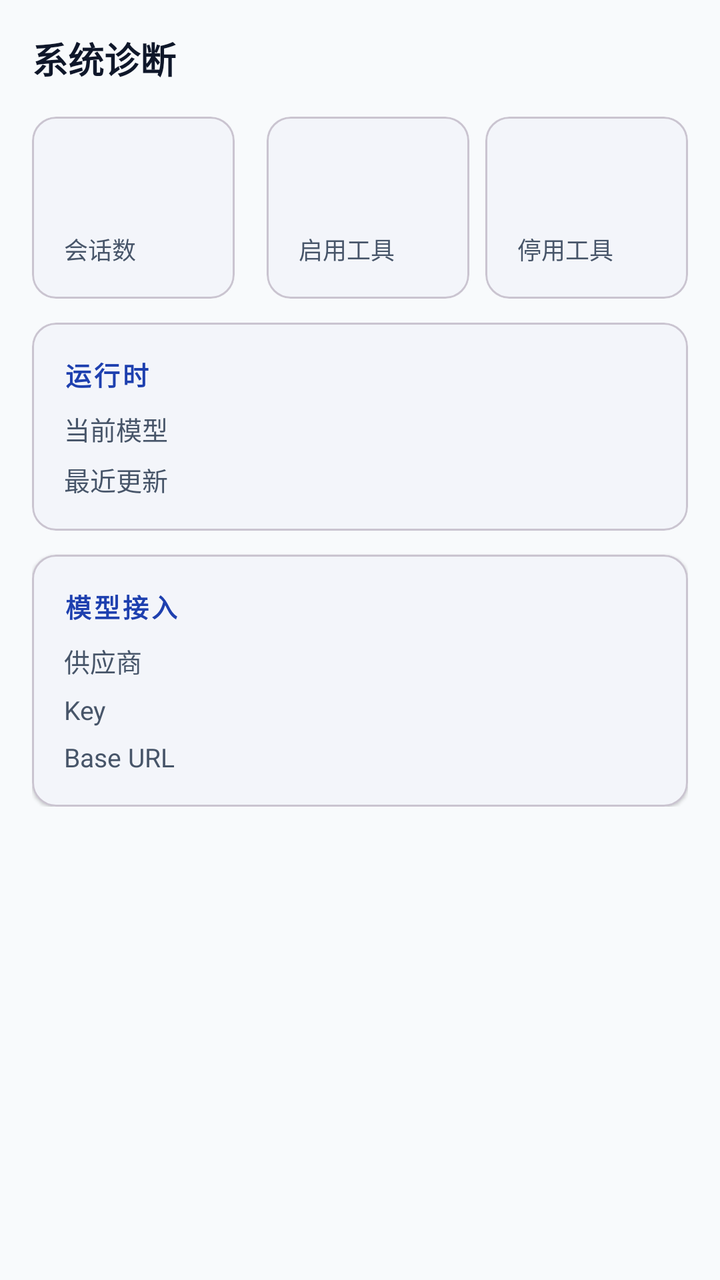
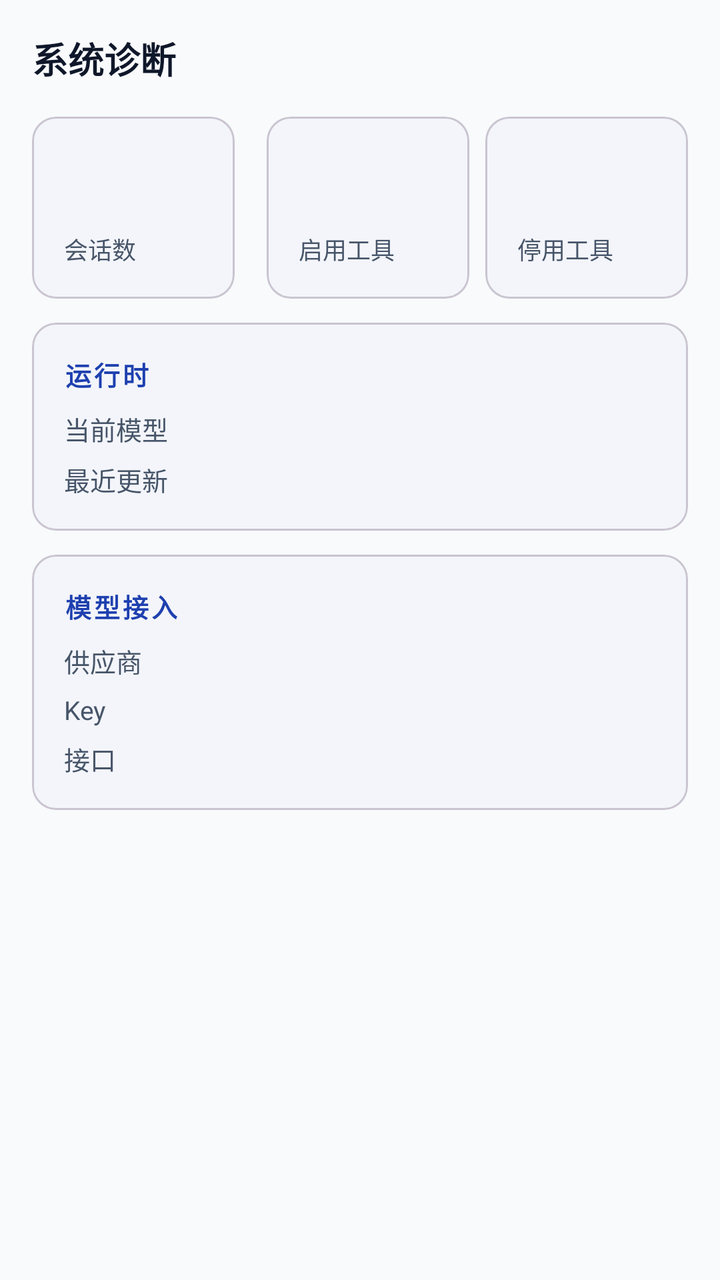

Screens rendered from an Android XML layout before and after an edit, with the pre-edit source and the edit as a unified diff.
<!-- AndroidManifest.xml: application theme AppTheme -->
<!-- res/layout/fragment_reports.xml -->
<?xml version="1.0" encoding="utf-8"?>
<ScrollView xmlns:android="http://schemas.android.com/apk/res/android"
    xmlns:app="http://schemas.android.com/apk/res-auto"
    android:id="@+id/reports_scroll"
    android:layout_width="match_parent"
    android:layout_height="match_parent"
    android:background="?android:colorBackground">

    <LinearLayout
        android:layout_width="match_parent"
        android:layout_height="wrap_content"
        android:orientation="vertical"
        android:padding="16dp">

        <LinearLayout
            android:layout_width="match_parent"
            android:layout_height="wrap_content"
            android:orientation="horizontal"
            android:gravity="center_vertical">

            <TextView
                android:layout_width="0dp"
                android:layout_height="wrap_content"
                android:layout_weight="1"
                android:text="系统诊断"
                android:textSize="18sp"
                android:textStyle="bold"
                android:textColor="?attr/colorOnSurface" />

            <ProgressBar
                android:id="@+id/reports_progress"
                android:layout_width="20dp"
                android:layout_height="20dp"
                android:layout_marginEnd="10dp"
                android:visibility="gone" />
        </LinearLayout>

        <LinearLayout
            android:layout_width="match_parent"
            android:layout_height="wrap_content"
            android:orientation="horizontal"
            android:layout_marginTop="16dp">

            <com.google.android.material.card.MaterialCardView
                android:layout_width="0dp"
                android:layout_height="wrap_content"
                android:layout_weight="1"
                android:layout_marginEnd="8dp"
                app:cardCornerRadius="12dp"
                app:cardElevation="1dp"
                app:cardBackgroundColor="?attr/colorSurface">

                <LinearLayout
                    android:layout_width="match_parent"
                    android:layout_height="wrap_content"
                    android:orientation="vertical"
                    android:padding="16dp">
                    <TextView
                        android:id="@+id/reports_sessions"
                        android:layout_width="wrap_content"
                        android:layout_height="wrap_content"
                        android:textSize="28sp"
                        android:textStyle="bold"
                        android:textColor="@color/seed_blue" />
                    <TextView
                        android:layout_width="wrap_content"
                        android:layout_height="wrap_content"
                        android:layout_marginTop="4dp"
                        android:text="@string/reports_sessions"
                        android:textSize="12sp"
                        android:textColor="?attr/colorOnSurfaceVariant" />
                </LinearLayout>
            </com.google.android.material.card.MaterialCardView>

            <com.google.android.material.card.MaterialCardView
                android:layout_width="0dp"
                android:layout_height="wrap_content"
                android:layout_weight="1"
                android:layout_marginStart="8dp"
                app:cardCornerRadius="12dp"
                app:cardElevation="1dp"
                app:cardBackgroundColor="?attr/colorSurface">

                <LinearLayout
                    android:layout_width="match_parent"
                    android:layout_height="wrap_content"
                    android:orientation="vertical"
                    android:padding="16dp">
                    <TextView
                        android:id="@+id/reports_tools_enabled"
                        android:layout_width="wrap_content"
                        android:layout_height="wrap_content"
                        android:textSize="28sp"
                        android:textStyle="bold"
                        android:textColor="@color/status_done" />
                    <TextView
                        android:layout_width="wrap_content"
                        android:layout_height="wrap_content"
                        android:layout_marginTop="4dp"
                        android:text="@string/reports_tools_enabled"
                        android:textSize="12sp"
                        android:textColor="?attr/colorOnSurfaceVariant" />
                </LinearLayout>
            </com.google.android.material.card.MaterialCardView>

            <com.google.android.material.card.MaterialCardView
                android:layout_width="0dp"
                android:layout_height="wrap_content"
                android:layout_weight="1"
                android:layout_marginStart="8dp"
                app:cardCornerRadius="12dp"
                app:cardElevation="1dp"
                app:cardBackgroundColor="?attr/colorSurface">

                <LinearLayout
                    android:layout_width="match_parent"
                    android:layout_height="wrap_content"
                    android:orientation="vertical"
                    android:padding="16dp">
                    <TextView
                        android:id="@+id/reports_tools_disabled"
                        android:layout_width="wrap_content"
                        android:layout_height="wrap_content"
                        android:textSize="28sp"
                        android:textStyle="bold"
                        android:textColor="@color/status_failed" />
                    <TextView
                        android:layout_width="wrap_content"
                        android:layout_height="wrap_content"
                        android:layout_marginTop="4dp"
                        android:text="@string/reports_tools_disabled"
                        android:textSize="12sp"
                        android:textColor="?attr/colorOnSurfaceVariant" />
                </LinearLayout>
            </com.google.android.material.card.MaterialCardView>
        </LinearLayout>

        <com.google.android.material.card.MaterialCardView
            android:layout_width="match_parent"
            android:layout_height="wrap_content"
            android:layout_marginTop="12dp"
            app:cardCornerRadius="12dp"
            app:cardElevation="1dp"
            app:cardBackgroundColor="?attr/colorSurface">

            <LinearLayout
                android:layout_width="match_parent"
                android:layout_height="wrap_content"
                android:orientation="vertical"
                android:padding="16dp">

                <TextView
                    android:layout_width="wrap_content"
                    android:layout_height="wrap_content"
                    android:text="运行时"
                    style="@style/SectionHeader" />

                <LinearLayout
                    android:layout_width="match_parent"
                    android:layout_height="wrap_content"
                    android:orientation="horizontal"
                    android:layout_marginTop="8dp">
                    <TextView
                        android:layout_width="0dp"
                        android:layout_height="wrap_content"
                        android:layout_weight="1"
                        android:text="当前模型"
                        android:textSize="13sp"
                        android:textColor="?attr/colorOnSurfaceVariant" />
                    <TextView
                        android:id="@+id/reports_model"
                        android:layout_width="wrap_content"
                        android:layout_height="wrap_content"
                        android:textSize="13sp"
                        android:textStyle="bold"
                        android:textColor="?attr/colorOnSurface" />
                </LinearLayout>

                <LinearLayout
                    android:layout_width="match_parent"
                    android:layout_height="wrap_content"
                    android:orientation="horizontal"
                    android:layout_marginTop="6dp">
                    <TextView
                        android:layout_width="0dp"
                        android:layout_height="wrap_content"
                        android:layout_weight="1"
                        android:text="@string/reports_last_update"
                        android:textSize="13sp"
                        android:textColor="?attr/colorOnSurfaceVariant" />
                    <TextView
                        android:id="@+id/reports_last_update"
                        android:layout_width="wrap_content"
                        android:layout_height="wrap_content"
                        android:textSize="13sp"
                        android:textStyle="bold"
                        android:textColor="?attr/colorOnSurface" />
                </LinearLayout>
            </LinearLayout>
        </com.google.android.material.card.MaterialCardView>

        <com.google.android.material.card.MaterialCardView
            android:layout_width="match_parent"
            android:layout_height="wrap_content"
            android:layout_marginTop="12dp"
            app:cardCornerRadius="12dp"
            app:cardElevation="1dp"
            app:cardBackgroundColor="?attr/colorSurface">

            <LinearLayout
                android:layout_width="match_parent"
                android:layout_height="wrap_content"
                android:orientation="vertical"
                android:padding="16dp">

                <TextView
                    android:layout_width="wrap_content"
                    android:layout_height="wrap_content"
                    android:text="模型接入"
                    style="@style/SectionHeader" />

                <LinearLayout
                    android:layout_width="match_parent"
                    android:layout_height="wrap_content"
                    android:orientation="horizontal"
                    android:layout_marginTop="8dp">
                    <TextView
                        android:layout_width="0dp"
                        android:layout_height="wrap_content"
                        android:layout_weight="1"
                        android:text="供应商"
                        android:textSize="13sp"
                        android:textColor="?attr/colorOnSurfaceVariant" />
                    <TextView
                        android:id="@+id/reports_provider"
                        android:layout_width="wrap_content"
                        android:layout_height="wrap_content"
                        android:textSize="13sp"
                        android:textStyle="bold"
                        android:textColor="?attr/colorOnSurface" />
                </LinearLayout>

                <LinearLayout
                    android:layout_width="match_parent"
                    android:layout_height="wrap_content"
                    android:orientation="horizontal"
                    android:layout_marginTop="6dp">
                    <TextView
                        android:layout_width="0dp"
                        android:layout_height="wrap_content"
                        android:layout_weight="1"
                        android:text="Key"
                        android:textSize="13sp"
                        android:textColor="?attr/colorOnSurfaceVariant" />
                    <TextView
                        android:id="@+id/reports_openai"
                        android:layout_width="wrap_content"
                        android:layout_height="wrap_content"
                        android:textSize="13sp"
                        android:textStyle="bold"
                        android:textColor="?attr/colorOnSurface" />
                </LinearLayout>

                <LinearLayout
                    android:layout_width="match_parent"
                    android:layout_height="wrap_content"
                    android:orientation="horizontal"
                    android:layout_marginTop="6dp">
                    <TextView
                        android:layout_width="0dp"
                        android:layout_height="wrap_content"
                        android:layout_weight="1"
                        android:text="Base URL"
                        android:textSize="13sp"
                        android:textColor="?attr/colorOnSurfaceVariant" />
                    <TextView
                        android:id="@+id/reports_baseurl"
                        android:layout_width="wrap_content"
                        android:layout_height="wrap_content"
                        android:maxWidth="150dp"
                        android:maxLines="1"
                        android:ellipsize="middle"
                        android:textSize="13sp"
                        android:textStyle="bold"
                        android:textColor="?attr/colorOnSurface" />
                </LinearLayout>
            </LinearLayout>
        </com.google.android.material.card.MaterialCardView>

    </LinearLayout>
</ScrollView>
<!-- resources referenced by this layout -->
<resources>
  <color name="seed_blue">#1E40AF</color>
  <color name="status_done">#16A34A</color>
  <color name="status_failed">#DC2626</color>
  <string name="reports_last_update">最近更新</string>
  <string name="reports_sessions">会话数</string>
  <string name="reports_tools_disabled">停用工具</string>
  <string name="reports_tools_enabled">启用工具</string>
  <style name="SectionHeader">
          <item name="android:textSize">13sp</item>
          <item name="android:textStyle">bold</item>
          <item name="android:textColor">@color/seed_blue</item>
          <item name="android:letterSpacing">0.1</item>
      </style>
  <style name="AppTheme" parent="Theme.Material3.Light.NoActionBar">
          <item name="colorPrimary">@color/seed_blue</item>
          <item name="colorPrimaryVariant">@color/seed_blue</item>
          <item name="colorOnPrimary">@color/on_primary</item>
          <item name="colorSecondary">@color/seed_blue</item>
          <item name="colorOnSecondary">@color/on_primary</item>
          <item name="android:colorBackground">@color/background</item>
          <item name="colorSurface">@color/surface</item>
          <item name="colorOnSurface">@color/on_surface</item>
          <item name="colorOnSurfaceVariant">@color/on_surface_variant</item>
          <item name="colorOutline">@color/outline</item>
          <item name="colorError">@color/error</item>
          <item name="android:statusBarColor">@color/surface</item>
          <item name="android:windowLightStatusBar">true</item>
          <item name="android:navigationBarColor">@color/surface</item>
      </style>
  <color name="on_primary">#FFFFFF</color>
  <color name="background">#F8FAFC</color>
  <color name="surface">#FFFFFF</color>
  <color name="on_surface">#0F172A</color>
  <color name="on_surface_variant">#475569</color>
  <color name="outline">#CBD5E1</color>
  <color name="error">#DC2626</color>
</resources>

<!-- the commit's change to res/layout/fragment_reports.xml (unified diff, before → after) -->
@@ -270,7 +270,7 @@
                         android:layout_width="0dp"
                         android:layout_height="wrap_content"
                         android:layout_weight="1"
-                        android:text="Base URL"
+                        android:text="接口"
                         android:textSize="13sp"
                         android:textColor="?attr/colorOnSurfaceVariant" />
                     <TextView
